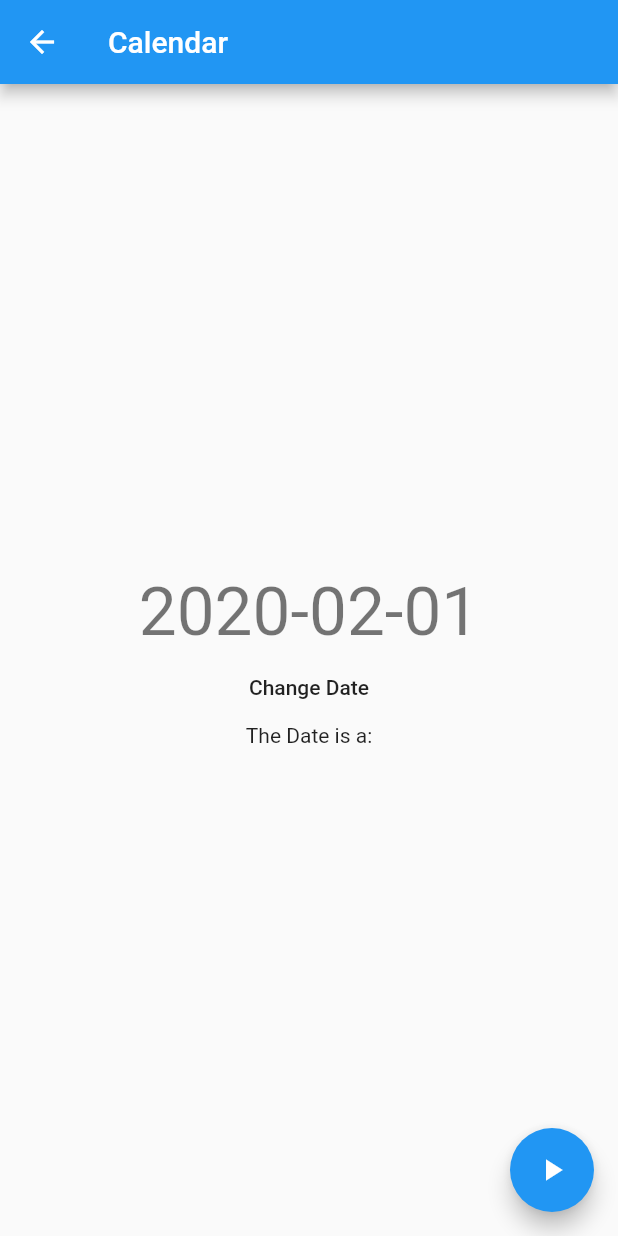
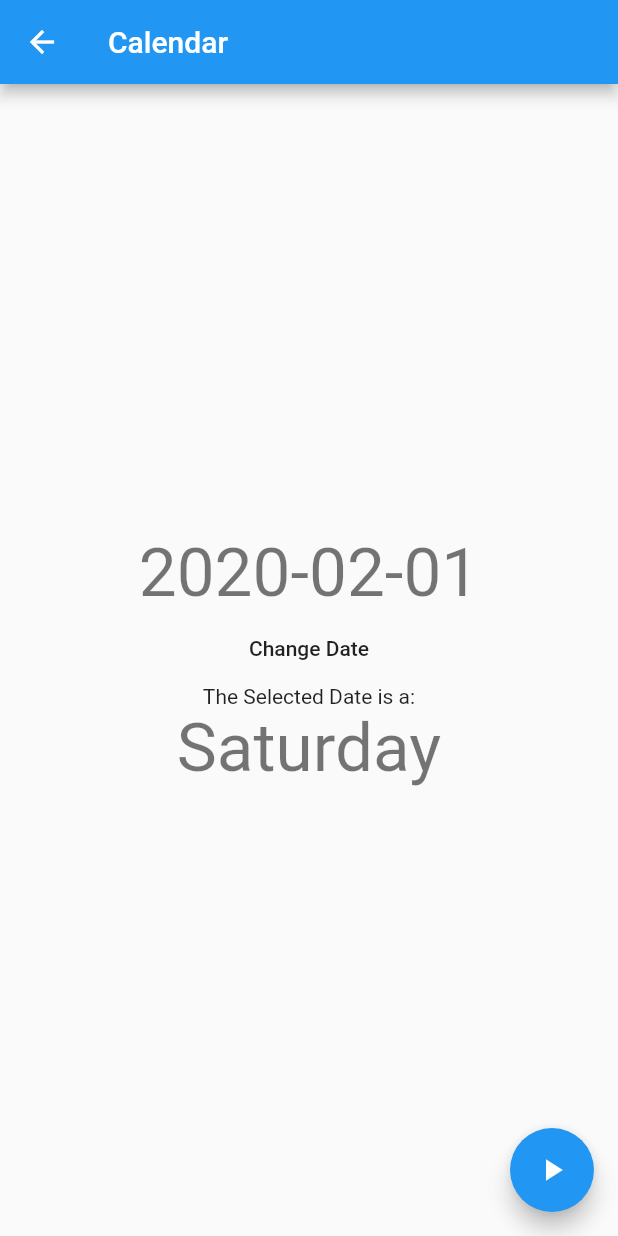
Before and after one commit to RaulSebastian/FlutterHackathonAphasia, a Flutter app: the CalendarPage screen opened directly, on a phone screen of 412 x 824 dp. Run offline on Flutter 3.47's test engine with Material 2 defaults, Android fonts, the phone set to English and light mode, and no system bars; our stand-ins replace flutter_datetime_picker.

Commit message:
Presend weekday name

```diff
--- a/lib/calendar.dart
+++ b/lib/calendar.dart
@@ -59,7 +59,11 @@ class CalendarPageState extends State<CalendarPage> {
               "Change Date"
             ),
           ),
-            Text("The Date is a:"),
+            Text("The Selected Date is a:"),
+            Text(
+              DateFormat('EEEE').format(pickedDate),
+              style: Theme.of(context).textTheme.display2,
+            ),
           ],
         ),
       ),
```
